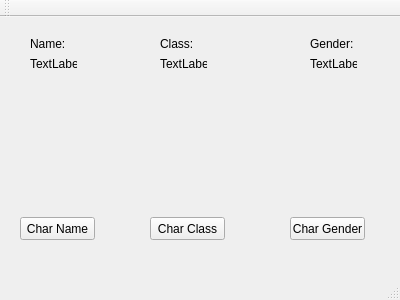
Above: mainwindow.ui from jspence300/CharSelection before the change. Below: the same form after it.
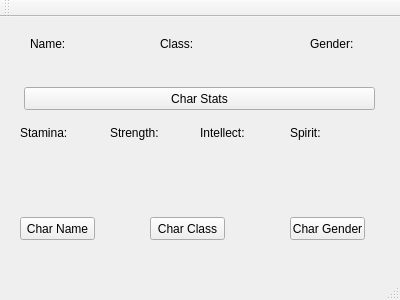
That is the form after the change.

The edit to the form file:
```diff
--- a/mainwindow.ui
+++ b/mainwindow.ui
@@ -97,12 +97,12 @@
      <rect>
       <x>30</x>
       <y>40</y>
-      <width>47</width>
-      <height>13</height>
+      <width>91</width>
+      <height>16</height>
      </rect>
     </property>
     <property name="text">
-     <string>TextLabel</string>
+     <string/>
     </property>
    </widget>
    <widget class="QLabel" name="classDisplay">
@@ -115,7 +115,7 @@
      </rect>
     </property>
     <property name="text">
-     <string>TextLabel</string>
+     <string/>
     </property>
    </widget>
    <widget class="QLabel" name="genderDisplay">
@@ -128,7 +128,124 @@
      </rect>
     </property>
     <property name="text">
-     <string>TextLabel</string>
+     <string/>
+    </property>
+   </widget>
+   <widget class="QPushButton" name="cStats">
+    <property name="geometry">
+     <rect>
+      <x>24</x>
+      <y>70</y>
+      <width>351</width>
+      <height>23</height>
+     </rect>
+    </property>
+    <property name="text">
+     <string>Char Stats</string>
+    </property>
+   </widget>
+   <widget class="QLabel" name="sta">
+    <property name="geometry">
+     <rect>
+      <x>20</x>
+      <y>100</y>
+      <width>61</width>
+      <height>31</height>
+     </rect>
+    </property>
+    <property name="text">
+     <string>Stamina:</string>
+    </property>
+   </widget>
+   <widget class="QLabel" name="Str">
+    <property name="geometry">
+     <rect>
+      <x>110</x>
+      <y>100</y>
+      <width>61</width>
+      <height>31</height>
+     </rect>
+    </property>
+    <property name="text">
+     <string>Strength:</string>
+    </property>
+   </widget>
+   <widget class="QLabel" name="int_2">
+    <property name="geometry">
+     <rect>
+      <x>200</x>
+      <y>100</y>
+      <width>61</width>
+      <height>31</height>
+     </rect>
+    </property>
+    <property name="text">
+     <string>Intellect:</string>
+    </property>
+   </widget>
+   <widget class="QLabel" name="spr">
+    <property name="geometry">
+     <rect>
+      <x>290</x>
+      <y>100</y>
+      <width>61</width>
+      <height>31</height>
+     </rect>
+    </property>
+    <property name="text">
+     <string>Spirit:</string>
+    </property>
+   </widget>
+   <widget class="QLabel" name="staLabel">
+    <property name="geometry">
+     <rect>
+      <x>20</x>
+      <y>140</y>
+      <width>47</width>
+      <height>13</height>
+     </rect>
+    </property>
+    <property name="text">
+     <string/>
+    </property>
+   </widget>
+   <widget class="QLabel" name="strLabel">
+    <property name="geometry">
+     <rect>
+      <x>110</x>
+      <y>140</y>
+      <width>47</width>
+      <height>13</height>
+     </rect>
+    </property>
+    <property name="text">
+     <string/>
+    </property>
+   </widget>
+   <widget class="QLabel" name="intLabel">
+    <property name="geometry">
+     <rect>
+      <x>200</x>
+      <y>140</y>
+      <width>47</width>
+      <height>13</height>
+     </rect>
+    </property>
+    <property name="text">
+     <string/>
+    </property>
+   </widget>
+   <widget class="QLabel" name="sprLabel">
+    <property name="geometry">
+     <rect>
+      <x>290</x>
+      <y>140</y>
+      <width>47</width>
+      <height>13</height>
+     </rect>
+    </property>
+    <property name="text">
+     <string/>
     </property>
    </widget>
   </widget>
```
